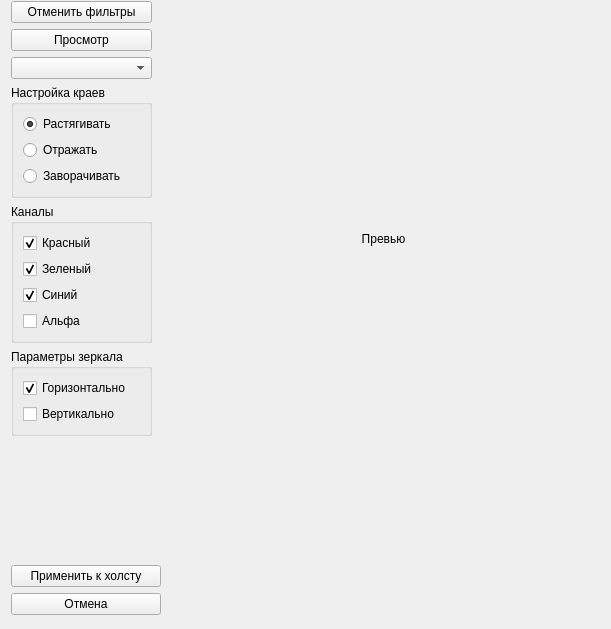
The window that src/filter/imagetoolwidget.ui (axsapronov/QNoisyImages) describes before a commit, drawn with Qt 5.
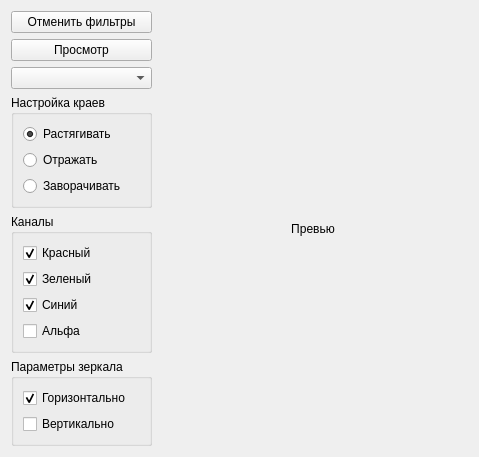
The same window after the commit.

Commit message: [GUI] update filter dialog

```diff
--- a/src/filter/imagetoolwidget.ui
+++ b/src/filter/imagetoolwidget.ui
@@ -6,29 +6,15 @@
    <rect>
     <x>0</x>
     <y>0</y>
-    <width>611</width>
-    <height>629</height>
+    <width>479</width>
+    <height>454</height>
    </rect>
   </property>
   <property name="windowTitle">
    <string>Form</string>
   </property>
-  <widget class="QWidget" name="layoutWidget">
-   <property name="geometry">
-    <rect>
-     <x>11</x>
-     <y>1</y>
-     <width>598</width>
-     <height>614</height>
-    </rect>
-   </property>
    <layout class="QGridLayout" name="gridLayout">
     <item row="0" column="0">
-     <layout class="QFormLayout" name="formLayout">
-      <property name="fieldGrowthPolicy">
-       <enum>QFormLayout::AllNonFixedFieldsGrow</enum>
-      </property>
-      <item row="0" column="0">
        <layout class="QVBoxLayout" name="_2">
         <property name="spacing">
          <number>6</number>
@@ -226,48 +212,6 @@
        </widget>
       </item>
      </layout>
-    </item>
-    <item row="1" column="0">
-     <spacer name="verticalSpacer">
-      <property name="orientation">
-       <enum>Qt::Vertical</enum>
-      </property>
-      <property name="sizeHint" stdset="0">
-       <size>
-        <width>596</width>
-        <height>32</height>
-       </size>
-      </property>
-     </spacer>
-    </item>
-    <item row="2" column="0">
-     <widget class="QPushButton" name="pushButton_2">
-      <property name="maximumSize">
-       <size>
-        <width>150</width>
-        <height>16777215</height>
-       </size>
-      </property>
-      <property name="text">
-       <string>Применить к холсту</string>
-      </property>
-     </widget>
-    </item>
-    <item row="3" column="0">
-     <widget class="QPushButton" name="pushButton">
-      <property name="maximumSize">
-       <size>
-        <width>150</width>
-        <height>16777215</height>
-       </size>
-      </property>
-      <property name="text">
-       <string>Отмена</string>
-      </property>
-     </widget>
-    </item>
-   </layout>
-  </widget>
  </widget>
  <resources/>
  <connections>
```
Left out of the diff: 19 changed lines with no effect on the pictures. Lines whose indentation alone changed are shown as unchanged. The commit also changes 3 other files.
